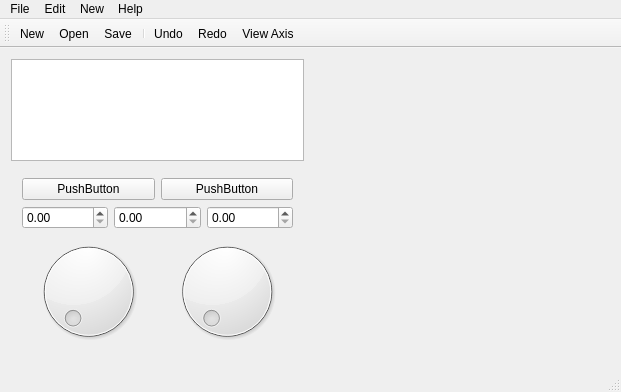
Above: QtRGineModelEditor/mainwindow.ui from ricardobusta/harpia-game-engine before the change. Below: the same form after it.
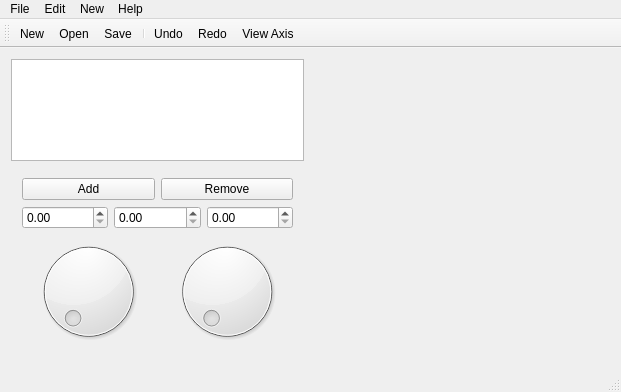
That is the form after the change. The open tabs and pages were chosen to show the change.

Diff of the .ui file:
```diff
--- a/QtRGineModelEditor/mainwindow.ui
+++ b/QtRGineModelEditor/mainwindow.ui
@@ -356,14 +356,14 @@
             <item>
              <widget class="QPushButton" name="pushButton">
               <property name="text">
-               <string>PushButton</string>
+               <string>Add</string>
               </property>
              </widget>
             </item>
             <item>
              <widget class="QPushButton" name="pushButton_2">
               <property name="text">
-               <string>PushButton</string>
+               <string>Remove</string>
               </property>
              </widget>
             </item>
```
Left out of the diff: 16 changed lines with no effect on the pictures.
